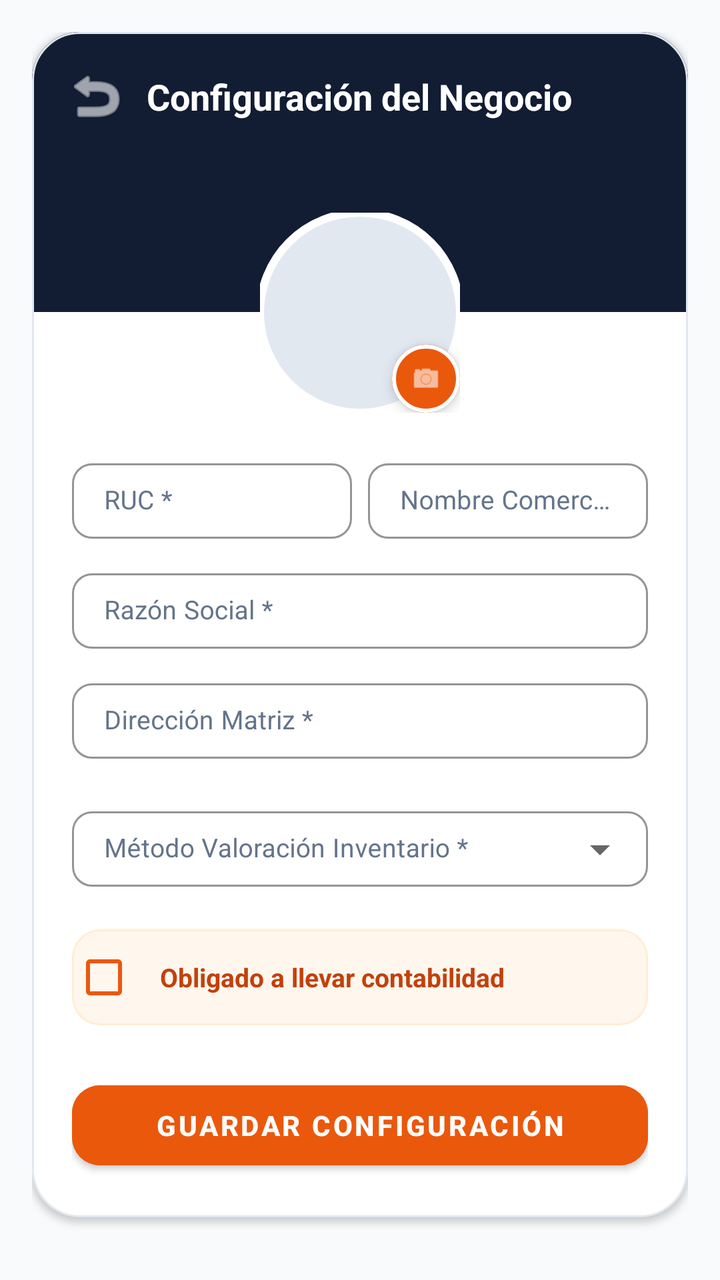
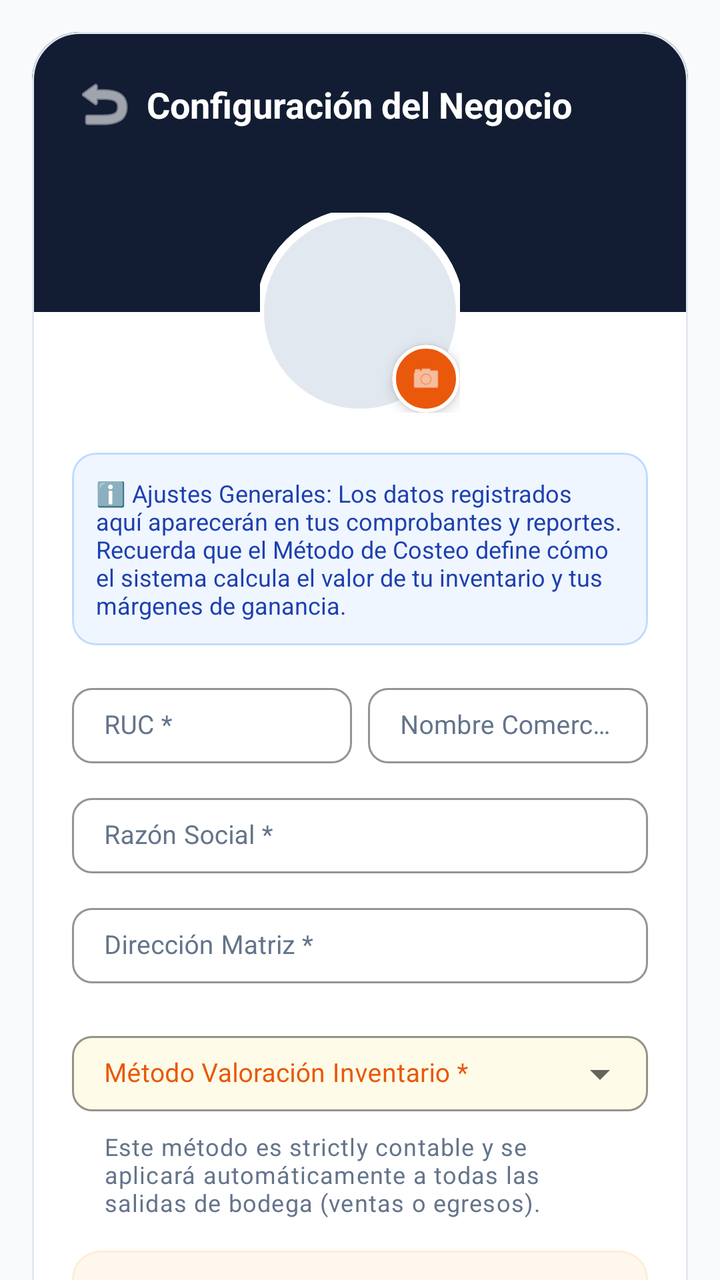

Screens rendered from an Android XML layout before and after an edit, with the pre-edit source and the edit as a unified diff.
<!-- AndroidManifest.xml: application theme Theme.MaterialComponents.Light.NoActionBar -->
<!-- res/layout/activity_configuracion_negocio.xml -->
<?xml version="1.0" encoding="utf-8"?>
<FrameLayout xmlns:android="http://schemas.android.com/apk/res/android"
    xmlns:app="http://schemas.android.com/apk/res-auto"
    android:layout_width="match_parent"
    android:layout_height="match_parent">

    <androidx.core.widget.NestedScrollView
        android:id="@+id/main"
        android:layout_width="match_parent"
        android:layout_height="match_parent"
        android:background="#F8FAFC"
        android:fillViewport="true">

        <LinearLayout
            android:layout_width="match_parent"
            android:layout_height="wrap_content"
            android:orientation="vertical"
            android:padding="16dp">

            
            <com.google.android.material.card.MaterialCardView
                android:layout_width="match_parent"
                android:layout_height="wrap_content"
                app:cardBackgroundColor="#FFFFFF"
                app:cardCornerRadius="24dp"
                app:cardElevation="2dp"
                app:strokeColor="#E2E8F0"
                app:strokeWidth="1dp">

                <LinearLayout
                    android:layout_width="match_parent"
                    android:layout_height="wrap_content"
                    android:orientation="vertical">

                    
                    <FrameLayout
                        android:layout_width="match_parent"
                        android:layout_height="140dp"
                        android:background="#121D33">

                        <ImageButton
                            android:id="@+id/btnRegresar"
                            android:layout_width="48dp"
                            android:layout_height="48dp"
                            android:layout_gravity="start|top"
                            android:layout_margin="8dp"
                            android:background="?attr/selectableItemBackgroundBorderless"
                            android:contentDescription="Regresar"
                            android:padding="12dp"
                            android:src="@android:drawable/ic_menu_revert"
                            app:tint="#FFFFFF" />

                        <TextView
                            android:layout_width="wrap_content"
                            android:layout_height="wrap_content"
                            android:layout_gravity="center_horizontal|top"
                            android:layout_marginTop="20dp"
                            android:text="Configuración del Negocio"
                            android:textColor="#FFFFFF"
                            android:textSize="18sp"
                            android:textStyle="bold" />
                    </FrameLayout>

                    
                    <FrameLayout
                        android:layout_width="wrap_content"
                        android:layout_height="wrap_content"
                        android:layout_gravity="center"
                        android:layout_marginTop="-50dp">

                        <com.google.android.material.imageview.ShapeableImageView
                            android:id="@+id/imgLogoNegocio"
                            android:layout_width="100dp"
                            android:layout_height="100dp"
                            android:scaleType="centerCrop"
                            android:src="@drawable/bg_avatar_circulo"
                            app:shapeAppearanceOverlay="@style/ShapeAppearance.Material3.Corner.Full"
                            app:strokeColor="#FFFFFF"
                            app:strokeWidth="4dp" />

                        
                        <com.google.android.material.card.MaterialCardView
                            android:id="@+id/btnSubirLogo"
                            android:layout_width="34dp"
                            android:layout_height="34dp"
                            android:layout_gravity="bottom|end"
                            android:clickable="true"
                            android:focusable="true"
                            android:foreground="?attr/selectableItemBackground"
                            app:cardBackgroundColor="#EA580C"
                            app:cardCornerRadius="17dp"
                            app:cardElevation="4dp"
                            app:strokeColor="#FFFFFF"
                            app:strokeWidth="2dp">

                            <ImageView
                                android:layout_width="16dp"
                                android:layout_height="16dp"
                                android:layout_gravity="center"
                                android:src="@android:drawable/ic_menu_camera"
                                app:tint="#FFFFFF" />
                        </com.google.android.material.card.MaterialCardView>
                    </FrameLayout>

                    
                    <LinearLayout
                        android:layout_width="match_parent"
                        android:layout_height="wrap_content"
                        android:orientation="vertical"
                        android:padding="20dp">

                        
                        <LinearLayout
                            android:layout_width="match_parent"
                            android:layout_height="wrap_content"
                            android:layout_marginBottom="12dp"
                            android:orientation="horizontal"
                            android:weightSum="2">

                            <com.google.android.material.textfield.TextInputLayout
                                style="@style/Widget.MaterialComponents.TextInputLayout.OutlinedBox"
                                android:layout_width="0dp"
                                android:layout_height="wrap_content"
                                android:layout_marginEnd="4dp"
                                android:layout_weight="1"
                                android:hint="RUC *"
                                android:textColorHint="#64748B"
                                app:boxCornerRadiusBottomEnd="10dp"
                                app:boxCornerRadiusBottomStart="10dp"
                                app:boxCornerRadiusTopEnd="10dp"
                                app:boxCornerRadiusTopStart="10dp"
                                app:boxStrokeColor="#CBD5E1"
                                app:boxStrokeWidth="1dp"
                                app:hintTextColor="#EA580C">

                                <com.google.android.material.textfield.TextInputEditText
                                    android:id="@+id/etRuc"
                                    android:layout_width="match_parent"
                                    android:layout_height="wrap_content"
                                    android:inputType="number"
                                    android:maxLength="13"
                                    android:paddingVertical="10dp"
                                    android:textColor="#0F172A"
                                    android:textSize="13sp" />
                            </com.google.android.material.textfield.TextInputLayout>

                            <com.google.android.material.textfield.TextInputLayout
                                style="@style/Widget.MaterialComponents.TextInputLayout.OutlinedBox"
                                android:layout_width="0dp"
                                android:layout_height="wrap_content"
                                android:layout_marginStart="4dp"
                                android:layout_weight="1"
                                android:hint="Nombre Comercial *"
                                android:textColorHint="#64748B"
                                app:boxCornerRadiusBottomEnd="10dp"
                                app:boxCornerRadiusBottomStart="10dp"
                                app:boxCornerRadiusTopEnd="10dp"
                                app:boxCornerRadiusTopStart="10dp"
                                app:boxStrokeColor="#CBD5E1"
                                app:boxStrokeWidth="1dp"
                                app:hintTextColor="#EA580C">

                                <com.google.android.material.textfield.TextInputEditText
                                    android:id="@+id/etNombreComercial"
                                    android:layout_width="match_parent"
                                    android:layout_height="wrap_content"
                                    android:inputType="textCapWords"
                                    android:paddingVertical="10dp"
                                    android:textColor="#0F172A"
                                    android:textSize="13sp" />
                            </com.google.android.material.textfield.TextInputLayout>
                        </LinearLayout>

                        
                        <com.google.android.material.textfield.TextInputLayout
                            style="@style/Widget.MaterialComponents.TextInputLayout.OutlinedBox"
                            android:layout_width="match_parent"
                            android:layout_height="wrap_content"
                            android:layout_marginBottom="12dp"
                            android:hint="Razón Social *"
                            android:textColorHint="#64748B"
                            app:boxCornerRadiusBottomEnd="10dp"
                            app:boxCornerRadiusBottomStart="10dp"
                            app:boxCornerRadiusTopEnd="10dp"
                            app:boxCornerRadiusTopStart="10dp"
                            app:boxStrokeColor="#CBD5E1"
                            app:boxStrokeWidth="1dp"
                            app:hintTextColor="#EA580C">

                            <com.google.android.material.textfield.TextInputEditText
                                android:id="@+id/etRazonSocial"
                                android:layout_width="match_parent"
                                android:layout_height="wrap_content"
                                android:inputType="textCapWords"
                                android:paddingVertical="10dp"
                                android:textColor="#0F172A"
                                android:textSize="13sp" />
                        </com.google.android.material.textfield.TextInputLayout>

                        
                        <com.google.android.material.textfield.TextInputLayout
                            style="@style/Widget.MaterialComponents.TextInputLayout.OutlinedBox"
                            android:layout_width="match_parent"
                            android:layout_height="wrap_content"
                            android:layout_marginBottom="16dp"
                            android:hint="Dirección Matriz *"
                            android:textColorHint="#64748B"
                            app:boxCornerRadiusBottomEnd="10dp"
                            app:boxCornerRadiusBottomStart="10dp"
                            app:boxCornerRadiusTopEnd="10dp"
                            app:boxCornerRadiusTopStart="10dp"
                            app:boxStrokeColor="#CBD5E1"
                            app:boxStrokeWidth="1dp"
                            app:hintTextColor="#EA580C">

                            <com.google.android.material.textfield.TextInputEditText
                                android:id="@+id/etDireccion"
                                android:layout_width="match_parent"
                                android:layout_height="wrap_content"
                                android:inputType="textPostalAddress"
                                android:paddingVertical="10dp"
                                android:textColor="#0F172A"
                                android:textSize="13sp" />
                        </com.google.android.material.textfield.TextInputLayout>

                        
                        <com.google.android.material.textfield.TextInputLayout
                            style="@style/Widget.MaterialComponents.TextInputLayout.OutlinedBox.ExposedDropdownMenu"
                            android:layout_width="match_parent"
                            android:layout_height="wrap_content"
                            android:layout_marginBottom="16dp"
                            android:hint="Método Valoración Inventario *"
                            android:textColorHint="#64748B"
                            app:boxCornerRadiusBottomEnd="10dp"
                            app:boxCornerRadiusBottomStart="10dp"
                            app:boxCornerRadiusTopEnd="10dp"
                            app:boxCornerRadiusTopStart="10dp"
                            app:boxStrokeColor="#CBD5E1"
                            app:boxStrokeWidth="1dp"
                            app:hintTextColor="#EA580C">

                            <AutoCompleteTextView
                                android:id="@+id/spinnerMetodoCosteo"
                                android:layout_width="match_parent"
                                android:layout_height="wrap_content"
                                android:inputType="none"
                                android:paddingVertical="10dp"
                                android:textColor="#0F172A"
                                android:textSize="13sp" />
                        </com.google.android.material.textfield.TextInputLayout>

                        
                        <com.google.android.material.card.MaterialCardView
                            android:layout_width="match_parent"
                            android:layout_height="wrap_content"
                            android:layout_marginBottom="24dp"
                            app:cardBackgroundColor="#FFF7ED"
                            app:cardCornerRadius="14dp"
                            app:cardElevation="0dp"
                            app:strokeColor="#FFEDD5"
                            app:strokeWidth="1dp">

                            <com.google.android.material.checkbox.MaterialCheckBox
                                android:id="@+id/cbObligadoContabilidad"
                                android:layout_width="match_parent"
                                android:layout_height="wrap_content"
                                android:paddingHorizontal="12dp"
                                android:paddingVertical="6dp"
                                android:text="Obligado a llevar contabilidad"
                                android:textColor="#C2410C"
                                android:textSize="13sp"
                                android:textStyle="bold"
                                app:buttonTint="#EA580C" />
                        </com.google.android.material.card.MaterialCardView>

                        
                        <com.google.android.material.button.MaterialButton
                            android:id="@+id/btnGuardarConfiguracion"
                            android:layout_width="match_parent"
                            android:layout_height="52dp"
                            android:backgroundTint="#EA580C"
                            android:text="Guardar Configuración"
                            android:textColor="#FFFFFF"
                            android:textSize="14sp"
                            android:textStyle="bold"
                            app:cornerRadius="14dp"
                            app:elevation="2dp" />

                    </LinearLayout>
                </LinearLayout>
            </com.google.android.material.card.MaterialCardView>
        </LinearLayout>
    </androidx.core.widget.NestedScrollView>

    
    <FrameLayout
        android:id="@+id/layoutLoading"
        android:layout_width="match_parent"
        android:layout_height="match_parent"
        android:background="#66000000"
        android:clickable="true"
        android:focusable="true"
        android:visibility="gone">

        <com.google.android.material.card.MaterialCardView
            android:layout_width="wrap_content"
            android:layout_height="wrap_content"
            android:layout_gravity="center"
            app:cardBackgroundColor="#FFFFFF"
            app:cardCornerRadius="20dp"
            app:cardElevation="6dp"
            app:strokeWidth="0dp">

            <ProgressBar
                android:layout_width="48dp"
                android:layout_height="48dp"
                android:layout_margin="24dp"
                android:indeterminateTint="#EA580C" />
        </com.google.android.material.card.MaterialCardView>
    </FrameLayout>
</FrameLayout>
<!-- resources referenced by this layout -->
<resources>
  <!-- drawable bg_avatar_circulo (drawable) -->
  <?xml version="1.0" encoding="utf-8"?>
  <shape xmlns:android="http://schemas.android.com/apk/res/android" android:shape="oval">
      <solid android:color="#E2E8F0"/>
  </shape>
</resources>

<!-- the commit's change to res/layout/activity_configuracion_negocio.xml (unified diff, before → after) -->
@@ -2,22 +2,25 @@
 <FrameLayout xmlns:android="http://schemas.android.com/apk/res/android"
     xmlns:app="http://schemas.android.com/apk/res-auto"
     android:layout_width="match_parent"
-    android:layout_height="match_parent">
+    android:layout_height="match_parent"
+    android:background="#F8FAFC"
+    android:fitsSystemWindows="true">
 
     <androidx.core.widget.NestedScrollView
         android:id="@+id/main"
         android:layout_width="match_parent"
         android:layout_height="match_parent"
-        android:background="#F8FAFC"
+        android:clipToPadding="false"
         android:fillViewport="true">
 
         <LinearLayout
             android:layout_width="match_parent"
             android:layout_height="wrap_content"
             android:orientation="vertical"
-            android:padding="16dp">
-
-            
+            android:paddingHorizontal="16dp"
+            android:paddingTop="16dp"
+            android:paddingBottom="24dp">
+
             <com.google.android.material.card.MaterialCardView
                 android:layout_width="match_parent"
                 android:layout_height="wrap_content"
@@ -32,7 +35,6 @@
                     android:layout_height="wrap_content"
                     android:orientation="vertical">
 
-                    
                     <FrameLayout
                         android:layout_width="match_parent"
                         android:layout_height="140dp"
@@ -43,7 +45,7 @@
                             android:layout_width="48dp"
                             android:layout_height="48dp"
                             android:layout_gravity="start|top"
-                            android:layout_margin="8dp"
+                            android:layout_margin="12dp"
                             android:background="?attr/selectableItemBackgroundBorderless"
                             android:contentDescription="Regresar"
                             android:padding="12dp"
@@ -54,14 +56,13 @@
                             android:layout_width="wrap_content"
                             android:layout_height="wrap_content"
                             android:layout_gravity="center_horizontal|top"
-                            android:layout_marginTop="20dp"
+                            android:layout_marginTop="24dp"
                             android:text="Configuración del Negocio"
                             android:textColor="#FFFFFF"
                             android:textSize="18sp"
                             android:textStyle="bold" />
                     </FrameLayout>
 
-                    
                     <FrameLayout
                         android:layout_width="wrap_content"
                         android:layout_height="wrap_content"
@@ -78,7 +79,6 @@
                             app:strokeColor="#FFFFFF"
                             app:strokeWidth="4dp" />
 
-                        
                         <com.google.android.material.card.MaterialCardView
                             android:id="@+id/btnSubirLogo"
                             android:layout_width="34dp"
@@ -102,14 +102,31 @@
                         </com.google.android.material.card.MaterialCardView>
                     </FrameLayout>
 
-                    
                     <LinearLayout
                         android:layout_width="match_parent"
                         android:layout_height="wrap_content"
                         android:orientation="vertical"
                         android:padding="20dp">
 
-                        
+                        <com.google.android.material.card.MaterialCardView
+                            android:layout_width="match_parent"
+                            android:layout_height="wrap_content"
+                            android:layout_marginBottom="16dp"
+                            app:cardBackgroundColor="#EFF6FF"
+                            app:cardCornerRadius="12dp"
+                            app:cardElevation="0dp"
+                            app:strokeColor="#BFDBFE"
+                            app:strokeWidth="1dp">
+
+                            <TextView
+                                android:layout_width="match_parent"
+                                android:layout_height="wrap_content"
+                                android:padding="12dp"
+                                android:text="ℹ️ Ajustes Generales: Los datos registrados aquí aparecerán en tus comprobantes y reportes. Recuerda que el Método de Costeo define cómo el sistema calcula el valor de tu inventario y tus márgenes de ganancia."
+                                android:textColor="#1E40AF"
+                                android:textSize="12sp" />
+                        </com.google.android.material.card.MaterialCardView>
+
                         <LinearLayout
                             android:layout_width="match_parent"
                             android:layout_height="wrap_content"
@@ -171,7 +188,6 @@
                             </com.google.android.material.textfield.TextInputLayout>
                         </LinearLayout>
 
-                        
                         <com.google.android.material.textfield.TextInputLayout
                             style="@style/Widget.MaterialComponents.TextInputLayout.OutlinedBox"
                             android:layout_width="match_parent"
@@ -197,7 +213,6 @@
                                 android:textSize="13sp" />
                         </com.google.android.material.textfield.TextInputLayout>
 
-                        
                         <com.google.android.material.textfield.TextInputLayout
                             style="@style/Widget.MaterialComponents.TextInputLayout.OutlinedBox"
                             android:layout_width="match_parent"
@@ -223,33 +238,36 @@
                                 android:textSize="13sp" />
                         </com.google.android.material.textfield.TextInputLayout>
 
-                        
                         <com.google.android.material.textfield.TextInputLayout
                             style="@style/Widget.MaterialComponents.TextInputLayout.OutlinedBox.ExposedDropdownMenu"
                             android:layout_width="match_parent"
                             android:layout_height="wrap_content"
                             android:layout_marginBottom="16dp"
                             android:hint="Método Valoración Inventario *"
-                            android:textColorHint="#64748B"
+                            android:textColorHint="#EA580C"
+                            app:boxBackgroundColor="#FEFCE8"
                             app:boxCornerRadiusBottomEnd="10dp"
                             app:boxCornerRadiusBottomStart="10dp"
                             app:boxCornerRadiusTopEnd="10dp"
                             app:boxCornerRadiusTopStart="10dp"
-                            app:boxStrokeColor="#CBD5E1"
+                            app:boxStrokeColor="#FEF08A"
                             app:boxStrokeWidth="1dp"
+                            app:helperText="Este método es strictly contable y se aplicará automáticamente a todas las salidas de bodega (ventas o egresos)."
+                            app:helperTextTextColor="#64748B"
                             app:hintTextColor="#EA580C">
 
                             <AutoCompleteTextView
                                 android:id="@+id/spinnerMetodoCosteo"
                                 android:layout_width="match_parent"
                                 android:layout_height="wrap_content"
+                                android:cursorVisible="false"
+                                android:focusable="false"
                                 android:inputType="none"
                                 android:paddingVertical="10dp"
                                 android:textColor="#0F172A"
                                 android:textSize="13sp" />
                         </com.google.android.material.textfield.TextInputLayout>
 
-                        
                         <com.google.android.material.card.MaterialCardView
                             android:layout_width="match_parent"
                             android:layout_height="wrap_content"
@@ -273,7 +291,6 @@
                                 app:buttonTint="#EA580C" />
                         </com.google.android.material.card.MaterialCardView>
 
-                        
                         <com.google.android.material.button.MaterialButton
                             android:id="@+id/btnGuardarConfiguracion"
                             android:layout_width="match_parent"
@@ -284,7 +301,11 @@
                             android:textSize="14sp"
                             android:textStyle="bold"
                             app:cornerRadius="14dp"
-                            app:elevation="2dp" />
+                            app:elevation="2dp"
+                            app:icon="@android:drawable/ic_menu_save"
+                            app:iconGravity="textStart"
+                            app:iconPadding="8dp"
+                            app:iconTint="#FFFFFF" />
 
                     </LinearLayout>
                 </LinearLayout>
@@ -292,7 +313,6 @@
         </LinearLayout>
     </androidx.core.widget.NestedScrollView>
 
-    
     <FrameLayout
         android:id="@+id/layoutLoading"
         android:layout_width="match_parent"
